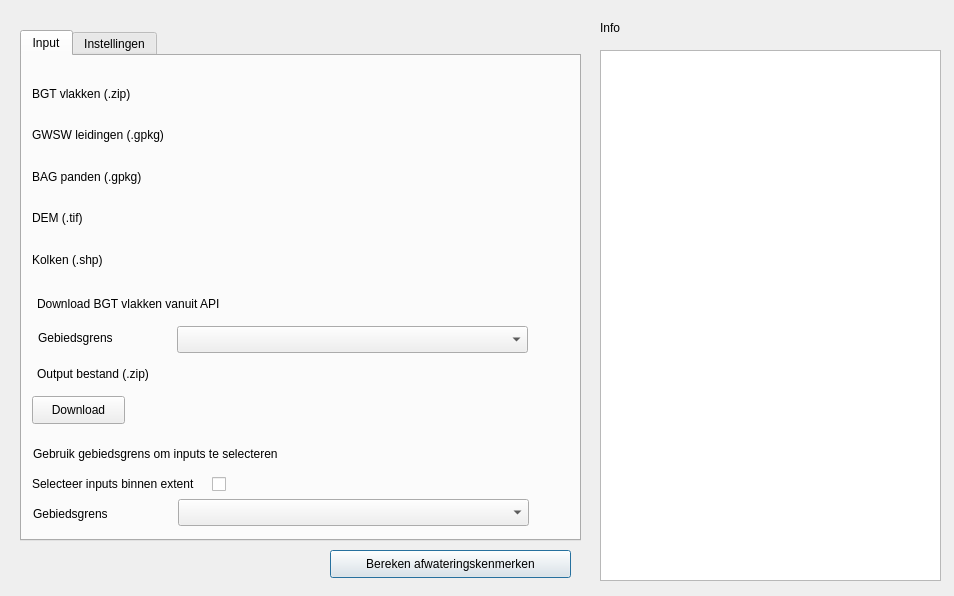
Before: the Qt Designer form plugin/bgtinlooptool/BGTInloopTool_dialog_base.ui in nens/bgt-inlooptool, drawn with Qt 5.
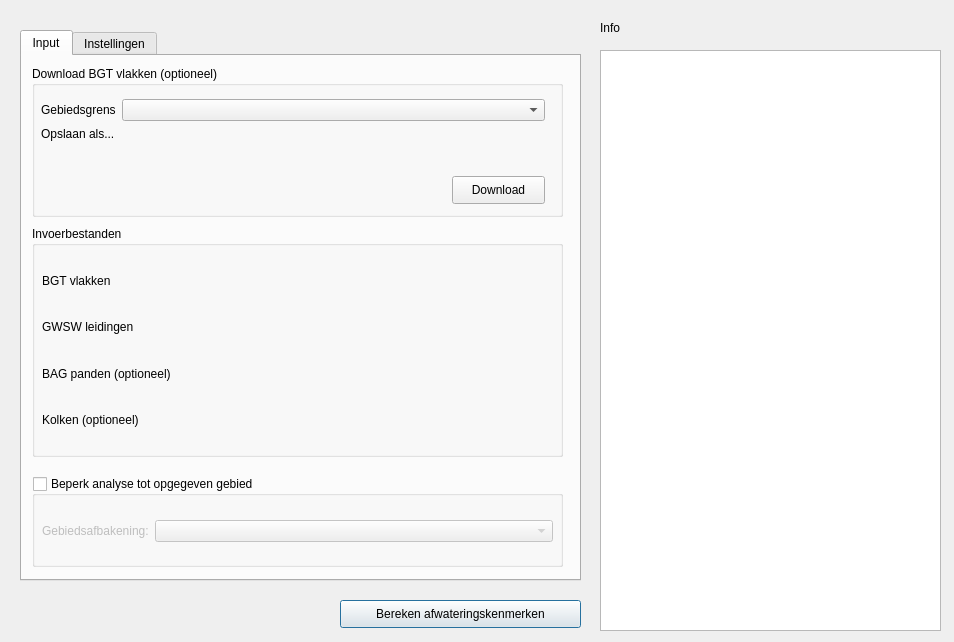
After: the same form once the commit is applied. Custom widgets are drawn as their Qt base class.

```diff
--- a/plugin/bgtinlooptool/BGTInloopTool_dialog_base.ui
+++ b/plugin/bgtinlooptool/BGTInloopTool_dialog_base.ui
@@ -7,7 +7,7 @@
     <x>0</x>
     <y>0</y>
     <width>954</width>
-    <height>596</height>
+    <height>642</height>
    </rect>
   </property>
   <property name="windowTitle">
@@ -16,8 +16,8 @@
   <widget class="QPushButton" name="pushButtonRun">
    <property name="geometry">
     <rect>
-     <x>330</x>
-     <y>550</y>
+     <x>340</x>
+     <y>600</y>
      <width>241</width>
      <height>28</height>
     </rect>
@@ -32,7 +32,7 @@
      <x>600</x>
      <y>50</y>
      <width>341</width>
-     <height>531</height>
+     <height>581</height>
     </rect>
    </property>
   </widget>
@@ -58,7 +58,7 @@
      <x>20</x>
      <y>30</y>
      <width>561</width>
-     <height>511</height>
+     <height>551</height>
     </rect>
    </property>
    <property name="sizePolicy">
@@ -74,207 +74,212 @@
     <attribute name="title">
      <string>Input</string>
     </attribute>
-    <widget class="QWidget" name="layoutWidget">
+    <widget class="QGroupBox" name="groupBox">
      <property name="geometry">
       <rect>
        <x>10</x>
-       <y>20</y>
-       <width>501</width>
-       <height>201</height>
+       <y>10</y>
+       <width>531</width>
+       <height>151</height>
       </rect>
      </property>
-     <layout class="QGridLayout" name="gridLayout_2">
-      <item row="0" column="0">
-       <widget class="QLabel" name="label">
-        <property name="text">
-         <string>BGT vlakken (.zip)</string>
-        </property>
-       </widget>
-      </item>
-      <item row="0" column="1">
-       <widget class="QgsFileWidget" name="bgt_file"/>
-      </item>
-      <item row="1" column="0">
-       <widget class="QLabel" name="label_2">
-        <property name="text">
-         <string>GWSW leidingen (.gpkg)</string>
-        </property>
-       </widget>
-      </item>
-      <item row="1" column="1">
-       <widget class="QgsFileWidget" name="pipe_file"/>
-      </item>
-      <item row="2" column="0">
-       <widget class="QLabel" name="label_11">
-        <property name="text">
-         <string>BAG panden (.gpkg)</string>
-        </property>
-       </widget>
-      </item>
-      <item row="2" column="1">
-       <widget class="QgsFileWidget" name="building_file"/>
-      </item>
-      <item row="3" column="0">
-       <widget class="QLabel" name="label_12">
-        <property name="text">
-         <string>DEM (.tif)</string>
-        </property>
-       </widget>
-      </item>
-      <item row="3" column="1">
-       <widget class="QgsFileWidget" name="dem_file"/>
-      </item>
-      <item row="4" column="0">
-       <widget class="QLabel" name="label_14">
-        <property name="text">
-         <string>Kolken (.shp)</string>
-        </property>
-       </widget>
-      </item>
-      <item row="4" column="1">
-       <widget class="QgsFileWidget" name="kolken_file"/>
-      </item>
-     </layout>
-    </widget>
-    <widget class="QgsMapLayerComboBox" name="BGTExtentCombobox">
-     <property name="geometry">
-      <rect>
-       <x>155</x>
-       <y>270</y>
-       <width>351</width>
-       <height>27</height>
-      </rect>
+     <property name="title">
+      <string>Download BGT vlakken (optioneel)</string>
      </property>
+     <widget class="QWidget" name="formLayoutWidget">
+      <property name="geometry">
+       <rect>
+        <x>9</x>
+        <y>19</y>
+        <width>511</width>
+        <height>81</height>
+       </rect>
+      </property>
+      <layout class="QFormLayout" name="formLayout">
+       <property name="leftMargin">
+        <number>0</number>
+       </property>
+       <property name="topMargin">
+        <number>14</number>
+       </property>
+       <property name="rightMargin">
+        <number>7</number>
+       </property>
+       <property name="bottomMargin">
+        <number>0</number>
+       </property>
+       <item row="0" column="0">
+        <widget class="QLabel" name="label_17">
+         <property name="text">
+          <string>Gebiedsgrens</string>
+         </property>
+        </widget>
+       </item>
+       <item row="0" column="1">
+        <widget class="QgsMapLayerComboBox" name="BGTExtentCombobox"/>
+       </item>
+       <item row="1" column="0">
+        <widget class="QLabel" name="label_19">
+         <property name="text">
+          <string>Opslaan als...</string>
+         </property>
+        </widget>
+       </item>
+       <item row="1" column="1">
+        <widget class="QgsFileWidget" name="bgtApiOutput">
+         <property name="dialogTitle">
+          <string>BGT Download Opslaan Als ZIP</string>
+         </property>
+         <property name="filter">
+          <string>*.zip</string>
+         </property>
+         <property name="storageMode">
+          <enum>QgsFileWidget::SaveFile</enum>
+         </property>
+        </widget>
+       </item>
+      </layout>
+     </widget>
+     <widget class="QPushButton" name="pushButtonDownloadBGT">
+      <property name="geometry">
+       <rect>
+        <x>420</x>
+        <y>110</y>
+        <width>93</width>
+        <height>28</height>
+       </rect>
+      </property>
+      <property name="text">
+       <string>Download</string>
+      </property>
+     </widget>
     </widget>
-    <widget class="QgsMapLayerComboBox" name="inputExtentComboBox">
+    <widget class="QGroupBox" name="groupBox_2">
      <property name="geometry">
       <rect>
-       <x>156</x>
-       <y>443</y>
-       <width>351</width>
-       <height>27</height>
-      </rect>
-     </property>
-    </widget>
-    <widget class="QLabel" name="label_19">
-     <property name="geometry">
-      <rect>
-       <x>15</x>
-       <y>310</y>
-       <width>125</width>
-       <height>16</height>
-      </rect>
-     </property>
-     <property name="text">
-      <string>Output bestand (.zip)</string>
-     </property>
-    </widget>
-    <widget class="QPushButton" name="pushButtonDownloadBGT">
-     <property name="geometry">
-      <rect>
        <x>10</x>
-       <y>340</y>
-       <width>93</width>
-       <height>28</height>
+       <y>170</y>
+       <width>531</width>
+       <height>231</height>
       </rect>
      </property>
-     <property name="text">
-      <string>Download</string>
+     <property name="title">
+      <string>Invoerbestanden</string>
      </property>
+     <widget class="QWidget" name="layoutWidget">
+      <property name="geometry">
+       <rect>
+        <x>10</x>
+        <y>20</y>
+        <width>511</width>
+        <height>201</height>
+       </rect>
+      </property>
+      <layout class="QGridLayout" name="gridLayout_2">
+       <property name="topMargin">
+        <number>14</number>
+       </property>
+       <property name="bottomMargin">
+        <number>7</number>
+       </property>
+       <item row="0" column="1">
+        <widget class="QgsFileWidget" name="bgt_file">
+         <property name="filter">
+          <string>*.zip</string>
+         </property>
+        </widget>
+       </item>
+       <item row="1" column="0">
+        <widget class="QLabel" name="label_2">
+         <property name="text">
+          <string>GWSW leidingen</string>
+         </property>
+        </widget>
+       </item>
+       <item row="0" column="0">
+        <widget class="QLabel" name="label">
+         <property name="text">
+          <string>BGT vlakken</string>
+         </property>
+        </widget>
+       </item>
+       <item row="1" column="1">
+        <widget class="QgsFileWidget" name="pipe_file">
+         <property name="filter">
+          <string>*.gpkg</string>
+         </property>
+        </widget>
+       </item>
+       <item row="2" column="1">
+        <widget class="QgsFileWidget" name="building_file">
+         <property name="filter">
+          <string/>
+         </property>
+        </widget>
+       </item>
+       <item row="2" column="0">
+        <widget class="QLabel" name="label_11">
+         <property name="text">
+          <string>BAG panden (optioneel)</string>
+         </property>
+        </widget>
+       </item>
+       <item row="3" column="0">
+        <widget class="QLabel" name="label_14">
+         <property name="text">
+          <string>Kolken (optioneel)</string>
+         </property>
+        </widget>
+       </item>
+       <item row="3" column="1">
+        <widget class="QgsFileWidget" name="kolken_file"/>
+       </item>
+      </layout>
+     </widget>
     </widget>
-    <widget class="QgsFileWidget" name="bgtApiOutput">
+    <widget class="QGroupBox" name="inputExtentGroupBox">
      <property name="geometry">
       <rect>
-       <x>155</x>
-       <y>300</y>
-       <width>341</width>
-       <height>27</height>
-      </rect>
-     </property>
-    </widget>
-    <widget class="QLabel" name="label_17">
-     <property name="geometry">
-      <rect>
-       <x>16</x>
-       <y>274</y>
-       <width>125</width>
-       <height>16</height>
-      </rect>
-     </property>
-     <property name="text">
-      <string>Gebiedsgrens</string>
-     </property>
-    </widget>
-    <widget class="QLabel" name="label_18">
-     <property name="geometry">
-      <rect>
        <x>10</x>
        <y>420</y>
-       <width>173</width>
-       <height>16</height>
+       <width>531</width>
+       <height>91</height>
       </rect>
      </property>
-     <property name="text">
-      <string>Selecteer inputs binnen extent</string>
+     <property name="title">
+      <string>Beperk analyse tot opgegeven gebied</string>
      </property>
-    </widget>
-    <widget class="QCheckBox" name="inputExtentCheckBox">
-     <property name="geometry">
-      <rect>
-       <x>190</x>
-       <y>420</y>
-       <width>16</width>
-       <height>16</height>
-      </rect>
+     <property name="checkable">
+      <bool>true</bool>
      </property>
-     <property name="text">
-      <string/>
+     <property name="checked">
+      <bool>false</bool>
      </property>
-    </widget>
-    <widget class="QLabel" name="label_20">
-     <property name="geometry">
-      <rect>
-       <x>15</x>
-       <y>240</y>
-       <width>201</width>
-       <height>16</height>
-      </rect>
-     </property>
-     <property name="styleSheet">
-      <string notr="true">font: 75 8pt &quot;MS Shell Dlg 2&quot;;</string>
-     </property>
-     <property name="text">
-      <string>Download BGT vlakken vanuit API</string>
-     </property>
-    </widget>
-    <widget class="QLabel" name="label_21">
-     <property name="geometry">
-      <rect>
-       <x>11</x>
-       <y>390</y>
-       <width>251</width>
-       <height>16</height>
-      </rect>
-     </property>
-     <property name="styleSheet">
-      <string notr="true">font: 75 8pt &quot;MS Shell Dlg 2&quot;;</string>
-     </property>
-     <property name="text">
-      <string>Gebruik gebiedsgrens om inputs te selecteren</string>
-     </property>
-    </widget>
-    <widget class="QLabel" name="label_22">
-     <property name="geometry">
-      <rect>
-       <x>11</x>
-       <y>450</y>
-       <width>125</width>
-       <height>16</height>
-      </rect>
-     </property>
-     <property name="text">
-      <string>Gebiedsgrens</string>
-     </property>
+     <widget class="QWidget" name="formLayoutWidget_2">
+      <property name="geometry">
+       <rect>
+        <x>10</x>
+        <y>30</y>
+        <width>511</width>
+        <height>51</height>
+       </rect>
+      </property>
+      <layout class="QFormLayout" name="formLayout_2">
+       <property name="topMargin">
+        <number>14</number>
+       </property>
+       <item row="0" column="0">
+        <widget class="QLabel" name="label_22">
+         <property name="text">
+          <string>Gebiedsafbakening:</string>
+         </property>
+        </widget>
+       </item>
+       <item row="0" column="1">
+        <widget class="QgsMapLayerComboBox" name="inputExtentComboBox"/>
+       </item>
+      </layout>
+     </widget>
     </widget>
    </widget>
    <widget class="QWidget" name="settings_tab">
```
Left out of the diff: 20 changed lines with no effect on the pictures.
